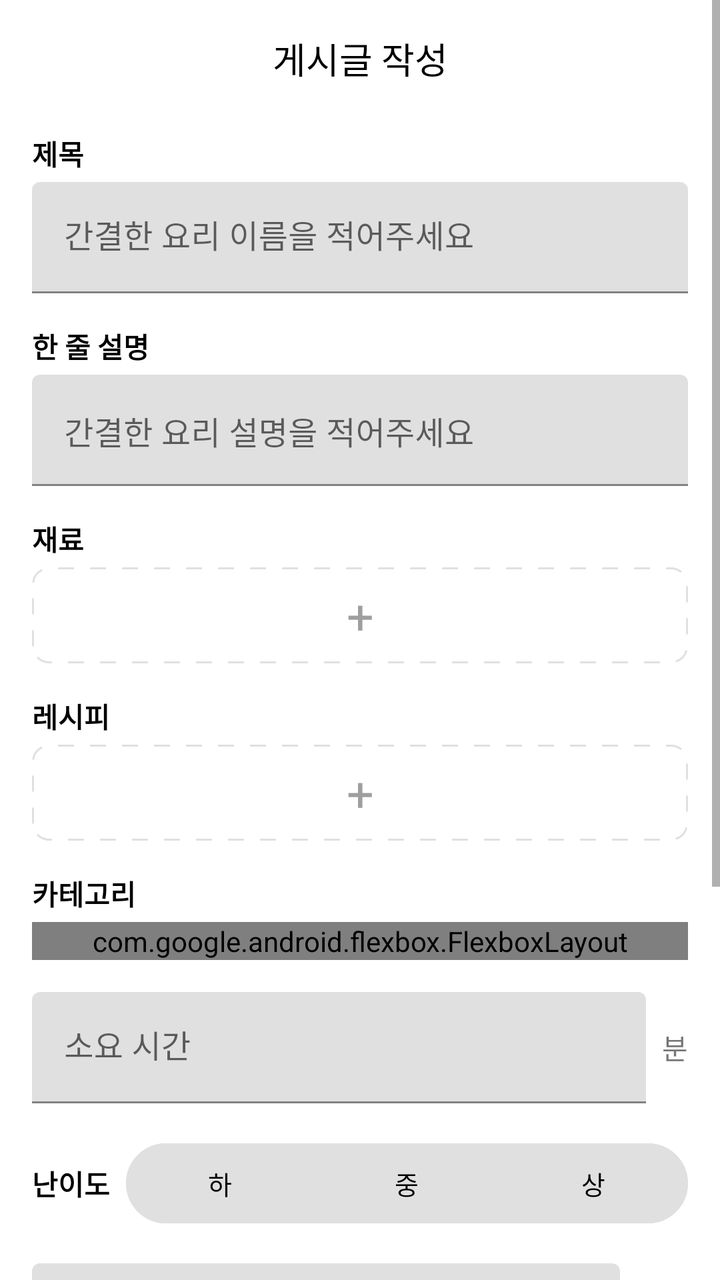
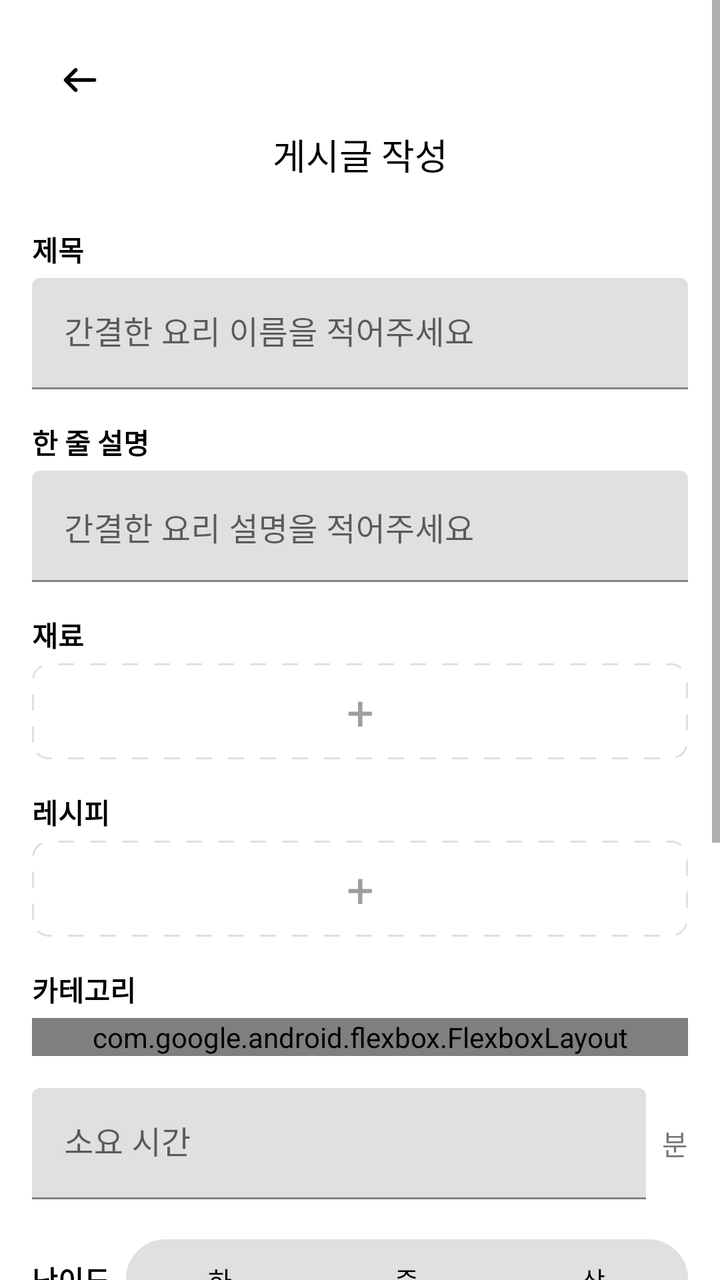

The first picture is an Android layout as it rendered before a commit; the second is the same layout after the commit. The layout source and the unified diff follow.
<!-- AndroidManifest.xml: activity theme Theme.IT_contest -->
<!-- res/layout/activity_create_post.xml -->
<?xml version="1.0" encoding="utf-8"?>
<ScrollView
    xmlns:android="http://schemas.android.com/apk/res/android"
    xmlns:app="http://schemas.android.com/apk/res-auto"
    xmlns:tools="http://schemas.android.com/tools"
    android:layout_width="match_parent"
    android:layout_height="match_parent"
    android:fillViewport="true"
    tools:context=".CreatePostActivity">

    <LinearLayout
        android:layout_width="match_parent"
        android:layout_height="wrap_content"
        android:orientation="vertical"
        android:padding="16dp">

        <TextView
            android:id="@+id/tvTitle"
            android:layout_width="match_parent"
            android:layout_height="wrap_content"
            android:text="게시글 작성"
            android:gravity="center_horizontal"
            android:textColor="@android:color/black"
            android:textSize="18sp"
            android:textStyle="normal"
            android:fontFamily="sans-serif"
            android:layout_marginBottom="24dp"/>
        <TextView
            android:layout_width="wrap_content"
            android:layout_height="wrap_content"
            android:text="제목"
            android:textStyle="bold"
            android:textColor="@color/black"
            android:layout_marginBottom="4dp"/>
        <com.google.android.material.textfield.TextInputLayout
            android:layout_width="match_parent"
            android:layout_height="wrap_content"
            android:hint="간결한 요리 이름을 적어주세요"
            android:layout_marginBottom="16dp">
            <com.google.android.material.textfield.TextInputEditText
                android:id="@+id/etTitle"
                android:layout_width="match_parent"
                android:layout_height="wrap_content"
                android:inputType="text" />
        </com.google.android.material.textfield.TextInputLayout>

        <TextView
            android:layout_width="wrap_content"
            android:layout_height="wrap_content"
            android:text="한 줄 설명"
            android:textStyle="bold"
            android:textColor="@color/black"
            android:layout_marginBottom="4dp"/>
        <com.google.android.material.textfield.TextInputLayout
            android:layout_width="match_parent"
            android:layout_height="wrap_content"
            android:hint="간결한 요리 설명을 적어주세요"
            android:layout_marginBottom="16dp">
            <com.google.android.material.textfield.TextInputEditText
                android:id="@+id/etContent"
                android:layout_width="match_parent"
                android:layout_height="wrap_content"
                android:inputType="textMultiLine"
                android:gravity="top"/>
        </com.google.android.material.textfield.TextInputLayout>

        <TextView
            android:layout_width="wrap_content"
            android:layout_height="wrap_content"
            android:text="재료"
            android:textStyle="bold"
            android:textColor="@color/black"
            android:layout_marginBottom="4dp"/>
        <LinearLayout
            android:id="@+id/ingredientsContainer"
            android:layout_width="match_parent"
            android:layout_height="wrap_content"
            android:orientation="vertical"/>
        <TextView
            android:id="@+id/btnAddIngredient"
            android:layout_width="match_parent"
            android:layout_height="48dp"
            android:background="@drawable/dotted_border_bg"
            android:gravity="center"
            android:text="+"
            android:textSize="24sp"
            android:textColor="@color/gray_500"
            android:layout_marginBottom="16dp" />

        <TextView
            android:layout_width="wrap_content"
            android:layout_height="wrap_content"
            android:text="레시피"
            android:textStyle="bold"
            android:textColor="@color/black"
            android:layout_marginBottom="4dp"/>
        <LinearLayout
            android:id="@+id/stepsContainer"
            android:layout_width="match_parent"
            android:layout_height="wrap_content"
            android:orientation="vertical"/>
        <TextView
            android:id="@+id/btnAddStep"
            android:layout_width="match_parent"
            android:layout_height="48dp"
            android:background="@drawable/dotted_border_bg"
            android:gravity="center"
            android:text="+"
            android:textSize="24sp"
            android:textColor="@color/gray_500"
            android:layout_marginBottom="16dp" />

        <TextView
            android:layout_width="wrap_content"
            android:layout_height="wrap_content"
            android:text="카테고리"
            android:textStyle="bold"
            android:textColor="@color/black"
            android:layout_marginBottom="4dp"/>
        <com.google.android.flexbox.FlexboxLayout
            android:id="@+id/categoryContainer"
            android:layout_width="match_parent"
            android:layout_height="wrap_content"
            android:layout_marginBottom="16dp"
            app:flexWrap="wrap"
            app:justifyContent="flex_start"
            app:alignItems="flex_start"/>

        <LinearLayout
            android:layout_width="match_parent"
            android:layout_height="wrap_content"
            android:orientation="horizontal"
            android:layout_marginBottom="16dp"
            android:gravity="center_vertical">

            <com.google.android.material.textfield.TextInputLayout
                android:id="@+id/tilTime"
                android:layout_width="0dp"
                android:layout_weight="1"
                android:layout_height="wrap_content"
                android:hint="소요 시간"
                android:layout_marginEnd="8dp">
                <com.google.android.material.textfield.TextInputEditText
                    android:id="@+id/etTime"
                    android:layout_width="match_parent"
                    android:layout_height="wrap_content"
                    android:inputType="number"/>
            </com.google.android.material.textfield.TextInputLayout>
            <TextView
                android:layout_width="wrap_content"
                android:layout_height="wrap_content"
                android:text="분"/>
        </LinearLayout>

        <LinearLayout
            android:layout_width="match_parent"
            android:layout_height="wrap_content"
            android:orientation="horizontal"
            android:layout_marginBottom="16dp"
            android:gravity="center_vertical">

            <TextView
                android:layout_width="wrap_content"
                android:layout_height="wrap_content"
                android:text="난이도"
                android:textStyle="bold"
                android:textColor="@color/black"
                android:layout_marginEnd="8dp"/>
            <com.google.android.material.button.MaterialButtonToggleGroup
                android:id="@+id/difficultyGroup"
                android:layout_width="0dp"
                android:layout_weight="1"
                android:layout_height="wrap_content"
                app:selectionRequired="true"
                app:singleSelection="true">
                <com.google.android.material.button.MaterialButton
                    android:id="@+id/btnDiffLow"
                    android:layout_width="0dp"
                    android:layout_weight="1"
                    android:layout_height="wrap_content"
                    android:text="하"
                    android:textSize="13sp"
                    style="@style/Widget.Material3.Button.OutlinedButton"
                    app:backgroundTint="@color/difficulty_color_selector"
                    app:strokeColor="@color/difficulty_color_selector"
                    android:textColor="@color/chip_bg_selector"/>  <com.google.android.material.button.MaterialButton
                android:id="@+id/btnDiffMid"
                android:layout_width="0dp"
                android:layout_weight="1"
                android:layout_height="wrap_content"
                android:text="중"
                android:textSize="13sp"
                style="@style/Widget.Material3.Button.OutlinedButton"
                app:backgroundTint="@color/difficulty_color_selector"
                app:strokeColor="@color/difficulty_color_selector"
                android:textColor="@color/chip_bg_selector"/>  <com.google.android.material.button.MaterialButton
                android:id="@+id/btnDiffHigh"
                android:layout_width="0dp"
                android:layout_weight="1"
                android:layout_height="wrap_content"
                android:text="상"
                android:textSize="13sp"
                style="@style/Widget.Material3.Button.OutlinedButton"
                app:backgroundTint="@color/difficulty_color_selector"
                app:strokeColor="@color/difficulty_color_selector"
                android:textColor="@color/chip_bg_selector"/>  </com.google.android.material.button.MaterialButtonToggleGroup>
        </LinearLayout>

        <LinearLayout
            android:layout_width="match_parent"
            android:layout_height="wrap_content"
            android:orientation="horizontal"
            android:layout_marginBottom="16dp"
            android:gravity="center_vertical">

            <com.google.android.material.textfield.TextInputLayout
                android:id="@+id/tilServing"
                android:layout_width="0dp"
                android:layout_weight="1"
                android:layout_height="wrap_content"
                android:hint="인분"
                android:layout_marginEnd="8dp">
                <com.google.android.material.textfield.TextInputEditText
                    android:id="@+id/etServing"
                    android:layout_width="match_parent"
                    android:layout_height="wrap_content"
                    android:inputType="number"/>
            </com.google.android.material.textfield.TextInputLayout>
            <TextView
                android:layout_width="wrap_content"
                android:layout_height="wrap_content"
                android:text="인분"/>
        </LinearLayout>

        <TextView
            android:layout_width="wrap_content"
            android:layout_height="wrap_content"
            android:text="사진 추가하기"
            android:textStyle="bold"
            android:textColor="@color/black"
            android:layout_marginBottom="4dp"/>
        <FrameLayout
            android:id="@+id/areaAddPhoto"
            android:layout_width="match_parent"
            android:layout_height="100dp"
            android:background="@drawable/dotted_border_bg"
            android:layout_marginBottom="16dp">
            <ImageView
                android:id="@+id/imgPreview"
                android:layout_width="match_parent"
                android:layout_height="match_parent"
                android:scaleType="centerCrop"/>
            <TextView
                android:layout_width="wrap_content"
                android:layout_height="wrap_content"
                android:layout_gravity="center"
                android:drawableTop="@drawable/ic_camera"
                android:drawablePadding="8dp"
                android:text="사진 추가"
                android:textColor="@color/gray_500"
                android:textSize="14sp"/>
        </FrameLayout>

        <com.google.android.material.button.MaterialButton
            android:id="@+id/btnSubmit"
            android:layout_width="match_parent"
            android:layout_height="wrap_content"
            android:text="작성하기"
            android:layout_marginTop="16dp"/>

    </LinearLayout>
</ScrollView>
<!-- resources referenced by this layout -->
<resources>
  <color name="black">#FF000000</color>
  <color name="gray_500">#9E9E9E</color>
  <!-- drawable dotted_border_bg (drawable) -->
  <?xml version="1.0" encoding="utf-8"?>
  <shape xmlns:android="http://schemas.android.com/apk/res/android">
      <solid android:color="@android:color/transparent" />
      <stroke
          android:width="1dp"
          android:color="@color/gray_300"
          android:dashWidth="8dp"
          android:dashGap="8dp" />
      <corners android:radius="8dp" />
  </shape>
  <style name="Theme.IT_contest" parent="Theme.MaterialComponents.DayNight.NoActionBar">
          
          <item name="colorPrimary">@color/black</item>
          <item name="colorPrimaryVariant">@color/black</item>
          <item name="colorOnPrimary">@android:color/white</item>
  
          <item name="colorSecondary">@color/black</item>
          <item name="colorSecondaryVariant">@color/black</item>
          <item name="colorOnSecondary">@android:color/white</item>
  
          
          <item name="colorControlActivated">@color/black</item>
          <item name="colorAccent">@color/black</item>
      </style>
  <color name="gray_300">#E0E0E0</color>
  <!-- unchanged entries left out for length: 1 -->
</resources>

<!-- the commit's change to res/layout/activity_create_post.xml (unified diff, before → after) -->
@@ -13,6 +13,14 @@
         android:layout_height="wrap_content"
         android:orientation="vertical"
         android:padding="16dp">
+
+        <ImageButton
+            android:id="@+id/btnBack"
+            android:layout_width="48dp"
+            android:layout_height="48dp"
+            android:background="?attr/selectableItemBackgroundBorderless"
+            android:src="@drawable/ic_arrow_back"
+            android:contentDescription="뒤로가기" />
 
         <TextView
             android:id="@+id/tvTitle"
<!-- resource entries referenced after the edit -->
@@ -13,6 +13,16 @@
           android:dashGap="8dp" />
       <corners android:radius="8dp" />
   </shape>
+  <!-- drawable ic_arrow_back (drawable) -->
+  <vector xmlns:android="http://schemas.android.com/apk/res/android"
+      android:width="30dp"
+      android:height="30dp"
+      android:viewportWidth="30"
+      android:viewportHeight="30">
+    <path
+        android:pathData="M13.475,10.662C13.567,10.577 13.641,10.473 13.692,10.358C13.743,10.243 13.771,10.119 13.773,9.993C13.775,9.867 13.752,9.742 13.705,9.625C13.658,9.509 13.587,9.403 13.498,9.314C13.409,9.225 13.303,9.154 13.187,9.107C13.07,9.06 12.945,9.037 12.819,9.039C12.693,9.041 12.569,9.069 12.454,9.12C12.339,9.171 12.235,9.245 12.15,9.337L7.15,14.337C6.974,14.513 6.875,14.752 6.875,15C6.875,15.248 6.974,15.487 7.15,15.662L12.15,20.662C12.235,20.755 12.339,20.828 12.454,20.88C12.569,20.931 12.693,20.958 12.819,20.961C12.945,20.963 13.07,20.94 13.187,20.893C13.303,20.845 13.409,20.775 13.498,20.686C13.587,20.597 13.658,20.491 13.705,20.374C13.752,20.258 13.775,20.133 13.773,20.007C13.771,19.881 13.743,19.757 13.692,19.642C13.641,19.527 13.567,19.423 13.475,19.337L10.075,15.937H22.187C22.436,15.937 22.674,15.839 22.85,15.663C23.026,15.487 23.125,15.249 23.125,15C23.125,14.751 23.026,14.513 22.85,14.337C22.674,14.161 22.436,14.062 22.187,14.062H10.075L13.475,10.662Z"
+        android:fillColor="#000000"/>
+  </vector>
   <style name="Theme.IT_contest" parent="Theme.MaterialComponents.DayNight.NoActionBar">
           
           <item name="colorPrimary">@color/black</item>
